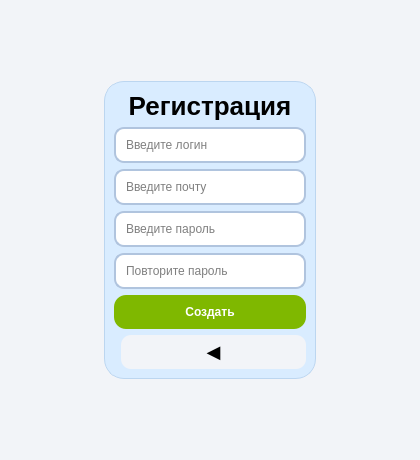
Wshido/FormG, file UI/Timpproject/registerwindow.ui: the form before one commit.
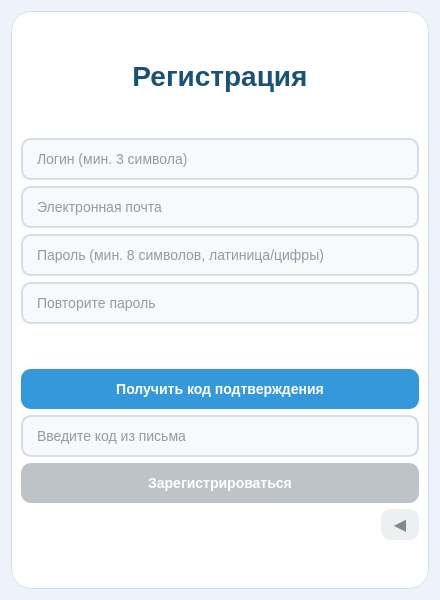
The form after the commit.

```diff
--- a/UI/Timpproject/registerwindow.ui
+++ b/UI/Timpproject/registerwindow.ui
@@ -6,8 +6,8 @@
    <rect>
     <x>0</x>
     <y>0</y>
-    <width>420</width>
-    <height>460</height>
+    <width>440</width>
+    <height>600</height>
    </rect>
   </property>
   <property name="windowTitle">
@@ -17,79 +17,146 @@
   <property name="styleSheet">
    <string notr="true">
 QWidget {
-    background-color: #f2f4f8;
-    font-family: Segoe UI, Arial;
+    background-color: #eef3fb;
+    font-family: "Segoe UI", Arial;
 }
 
 QFrame#frame {
-    background-color: #d9ecff;
+    background-color: white;
     border-radius: 20px;
-    border: 1px solid #bcd6f0;
+    border: 1px solid #d5dde8;
 }
 
 QLabel {
-    color: black;
+    color: #2c3e50;
+    background: transparent;
+    font-size: 13px;
 }
 
 QLabel#titleLabel {
-    font-size: 26px;
+    font-size: 28px;
     font-weight: bold;
-    color: black;
+    color: #1a5276;
     background: transparent;
 }
 
 QLineEdit {
-    background: white;
-    border: 2px solid #b0c4de;
+    background-color: #f8f9fa;
+    border: 2px solid #d5dde8;
     border-radius: 10px;
-    padding: 8px;
+    padding: 10px 12px;
+    color: #2c3e50;
+    font-size: 14px;
+    selection-background-color: #3498db;
 }
 
 QLineEdit:focus {
-    border: 2px solid #4a90e2;
+    border: 2px solid #3498db;
+    background-color: #ffffff;
+}
+
+QPushButton#getCodeButton {
+    background-color: #3498db;
+    color: white;
+    border-radius: 10px;
+    padding: 12px;
+    font-size: 14px;
+    font-weight: bold;
+    border: none;
+}
+
+QPushButton#getCodeButton:hover {
+    background-color: #5dade2;
+}
+
+QPushButton#getCodeButton:pressed {
+    background-color: #2471a3;
+}
+
+QPushButton#getCodeButton:disabled {
+    background-color: #bdc3c7;
 }
 
 QPushButton#createButton {
-    background-color: #7fb800;
+    background-color: #27ae60;
     color: white;
-    border-radius: 12px;
-    padding: 10px;
+    border-radius: 10px;
+    padding: 12px;
+    font-size: 14px;
     font-weight: bold;
+    border: none;
 }
 
 QPushButton#createButton:hover {
-    background-color: #95c11f;
+    background-color: #2ecc71;
+}
+
+QPushButton#createButton:pressed {
+    background-color: #1e8449;
+}
+
+QPushButton#createButton:disabled {
+    background-color: #bdc3c7;
 }
 
 QPushButton#backButton {
-    font-size: 18px;
-    padding: 6px;
+    background-color: #ecf0f1;
+    color: #7f8c8d;
     border-radius: 10px;
+    font-size: 16px;
+    padding: 6px 12px;
+    border: none;
+}
+
+QPushButton#backButton:hover {
+    background-color: #d5dbdb;
 }
    </string>
   </property>
-
   <layout class="QVBoxLayout">
-   <item alignment="Qt::AlignCenter">
+   <item>
     <widget class="QFrame" name="frame">
      <layout class="QVBoxLayout">
-
+      <item>
+       <spacer name="topSpacer">
+        <property name="orientation">
+         <enum>Qt::Vertical</enum>
+        </property>
+        <property name="sizeHint" stdset="0">
+         <size>
+          <width>0</width>
+          <height>15</height>
+         </size>
+        </property>
+       </spacer>
+      </item>
       <item>
        <widget class="QLabel" name="titleLabel">
         <property name="text">
-         <string>  Регистрация  </string>
+         <string>Регистрация</string>
         </property>
         <property name="alignment">
          <set>Qt::AlignCenter</set>
         </property>
        </widget>
       </item>
-
-      <!-- ЛОГИН -->
+      <item>
+       <spacer name="spacer1">
+        <property name="orientation">
+         <enum>Qt::Vertical</enum>
+        </property>
+        <property name="sizeHint" stdset="0">
+         <size>
+          <width>0</width>
+          <height>8</height>
+         </size>
+        </property>
+       </spacer>
+      </item>
       <item>
        <widget class="QLineEdit" name="loginEdit">
         <property name="placeholderText">
-         <string>Введите логин</string>
+         <string>Логин (мин. 3 символа)</string>
         </property>
        </widget>
       </item>
@@ -98,7 +165,7 @@
       <item>
        <widget class="QLineEdit" name="emailEdit">
         <property name="placeholderText">
-         <string>Введите почту</string>
+         <string>Электронная почта</string>
         </property>
        </widget>
       </item>
@@ -110,7 +177,7 @@
          <enum>QLineEdit::Password</enum>
         </property>
         <property name="placeholderText">
-         <string>Введите пароль</string>
+         <string>Пароль (мин. 8 символов, латиница/цифры)</string>
         </property>
        </widget>
       </item>
@@ -126,12 +193,46 @@
         </property>
        </widget>
       </item>
-
-      <!-- КНОПКА -->
+      <item>
+       <spacer name="spacer2">
+        <property name="orientation">
+         <enum>Qt::Vertical</enum>
+        </property>
+        <property name="sizeHint" stdset="0">
+         <size>
+          <width>0</width>
+          <height>5</height>
+         </size>
+        </property>
+       </spacer>
+      </item>
+      <item>
+       <widget class="QPushButton" name="getCodeButton">
+        <property name="text">
+         <string>Получить код подтверждения</string>
+        </property>
+       </widget>
+      </item>
+      <item>
+       <widget class="QLineEdit" name="codeEdit">
+        <property name="placeholderText">
+         <string>Введите код из письма</string>
+        </property>
+        <property name="enabled">
+         <bool>false</bool>
+        </property>
+        <property name="maxLength">
+         <number>6</number>
+        </property>
+       </widget>
+      </item>
       <item>
        <widget class="QPushButton" name="createButton">
         <property name="text">
-         <string>Создать</string>
+         <string>Зарегистрироваться</string>
+        </property>
+        <property name="enabled">
+         <bool>false</bool>
         </property>
        </widget>
       </item>
@@ -142,7 +243,13 @@
         <item>
          <spacer>
           <property name="orientation">
-           <enum>Qt::Horizontal</enum>
+           <enum>Qt::Orientation::Horizontal</enum>
+          </property>
+          <property name="sizeHint" stdset="0">
+           <size>
+            <width>0</width>
+            <height>0</height>
+           </size>
           </property>
          </spacer>
         </item>
@@ -155,7 +262,19 @@
         </item>
        </layout>
       </item>
-
+      <item>
+       <spacer name="bottomSpacer">
+        <property name="orientation">
+         <enum>Qt::Vertical</enum>
+        </property>
+        <property name="sizeHint" stdset="0">
+         <size>
+          <width>0</width>
+          <height>10</height>
+         </size>
+        </property>
+       </spacer>
+      </item>
      </layout>
     </widget>
    </item>
```
Left out of the diff: 17 changed lines with no effect on the pictures.
